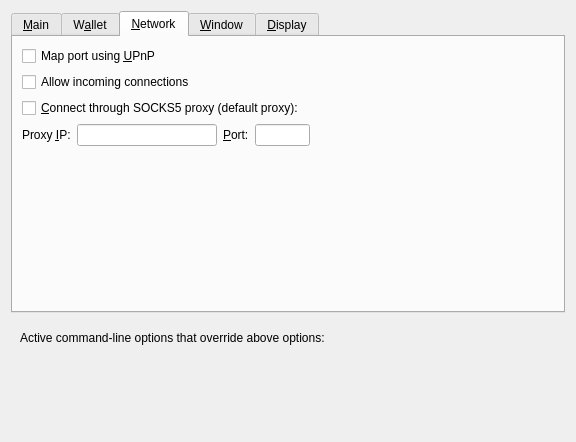
bulwark-crypto/Bulwark, file src/qt/forms/optionsdialog.ui: the form before one commit.
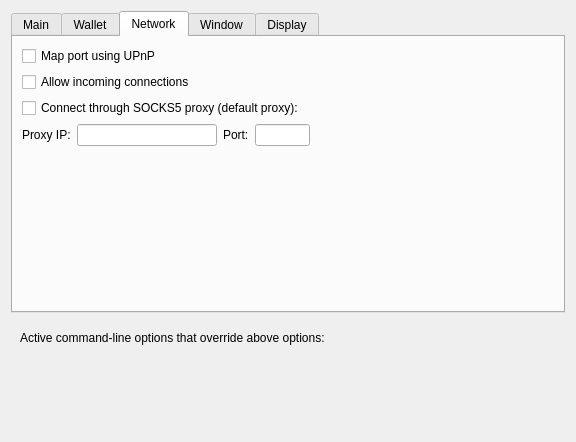
The form after the commit. The open tabs and pages were chosen to show the change. Custom widgets are drawn as their Qt base class.

What changed in the file:
```diff
--- a/src/qt/forms/optionsdialog.ui
+++ b/src/qt/forms/optionsdialog.ui
@@ -24,7 +24,7 @@
      </property>
      <widget class="QWidget" name="tabMain">
       <attribute name="title">
-       <string>&amp;Main</string>
+       <string>Main</string>
       </attribute>
       <layout class="QVBoxLayout" name="verticalLayout_Main">
        <item>
@@ -200,7 +200,7 @@
      </widget>
      <widget class="QWidget" name="tabWallet">
       <attribute name="title">
-       <string>W&amp;allet</string>
+       <string>Wallet</string>
       </attribute>
       <layout class="QVBoxLayout" name="verticalLayout_Wallet">
        <item>
@@ -266,7 +266,7 @@
      </widget>
      <widget class="QWidget" name="tabNetwork">
       <attribute name="title">
-       <string>&amp;Network</string>
+       <string>Network</string>
       </attribute>
       <layout class="QVBoxLayout" name="verticalLayout_Network">
        <item>
@@ -275,7 +275,7 @@
           <string>Automatically open the Bulwark client port on the router. This only works when your router supports UPnP and it is enabled.</string>
          </property>
          <property name="text">
-          <string>Map port using &amp;UPnP</string>
+          <string>Map port using UPnP</string>
          </property>
         </widget>
        </item>
@@ -295,7 +295,7 @@
           <string>Connect to the Bulwark network through a SOCKS5 proxy.</string>
          </property>
          <property name="text">
-          <string>&amp;Connect through SOCKS5 proxy (default proxy):</string>
+          <string>Connect through SOCKS5 proxy (default proxy):</string>
          </property>
         </widget>
        </item>
@@ -304,7 +304,7 @@
          <item>
           <widget class="QLabel" name="proxyIpLabel">
            <property name="text">
-            <string>Proxy &amp;IP:</string>
+            <string>Proxy IP:</string>
            </property>
            <property name="textFormat">
             <enum>Qt::PlainText</enum>
@@ -336,7 +336,7 @@
          <item>
           <widget class="QLabel" name="proxyPortLabel">
            <property name="text">
-            <string>&amp;Port:</string>
+            <string>Port:</string>
            </property>
            <property name="textFormat">
             <enum>Qt::PlainText</enum>
@@ -397,7 +397,7 @@
      </widget>
      <widget class="QWidget" name="tabWindow">
       <attribute name="title">
-       <string>&amp;Window</string>
+       <string>Window</string>
       </attribute>
       <layout class="QVBoxLayout" name="verticalLayout_Window">
        <item>
@@ -437,7 +437,7 @@
      </widget>
      <widget class="QWidget" name="tabDisplay">
       <attribute name="title">
-       <string>&amp;Display</string>
+       <string>Display</string>
       </attribute>
       <layout class="QVBoxLayout" name="verticalLayout_Display">
        <item>
```
Left out of the diff: 18 changed lines with no effect on the pictures.
